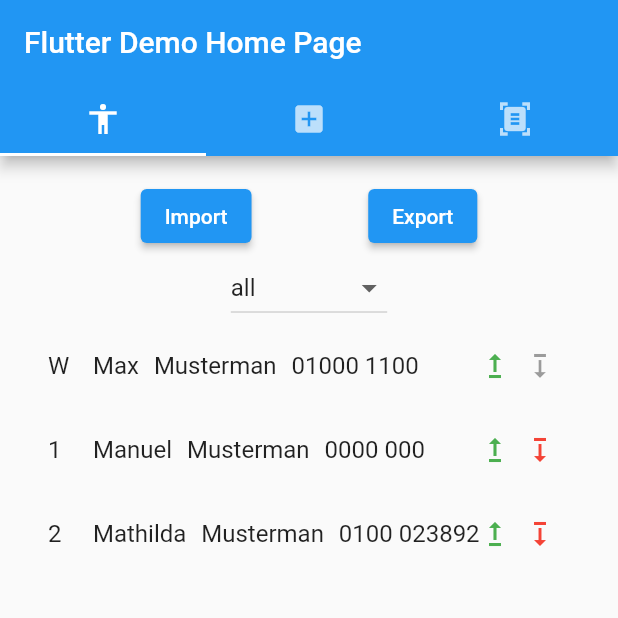
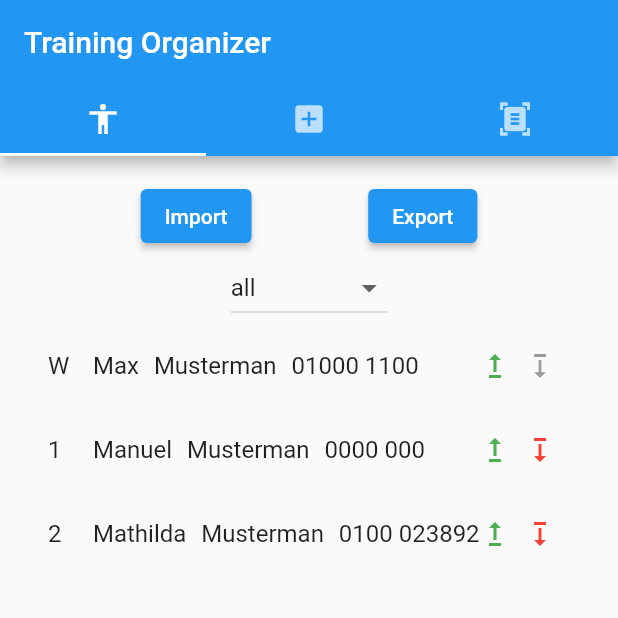
Before and after one commit to michaelsandner/training_organizer, a Flutter app: the screen it shows after launch, on a phone screen of 412 x 824 dp, the top half of it. Run offline on Flutter 3.47's test engine with Material 2 defaults, Android fonts, the phone set to English and light mode, and no system bars; our stand-ins replace equatable, file_picker, flutter_bloc, pdf, printing; missing offline and left inert: external_path.

Commit message:
fix: Change app name

```diff
--- a/lib/main.dart
+++ b/lib/main.dart
@@ -29,7 +29,7 @@ class MyApp extends StatelessWidget {
         // is not restarted.
         primarySwatch: Colors.blue,
       ),
-      home: const MyHomePage(title: 'Flutter Demo Home Page'),
+      home: const MyHomePage(title: 'Training Organizer'),
     );
   }
 }
```
